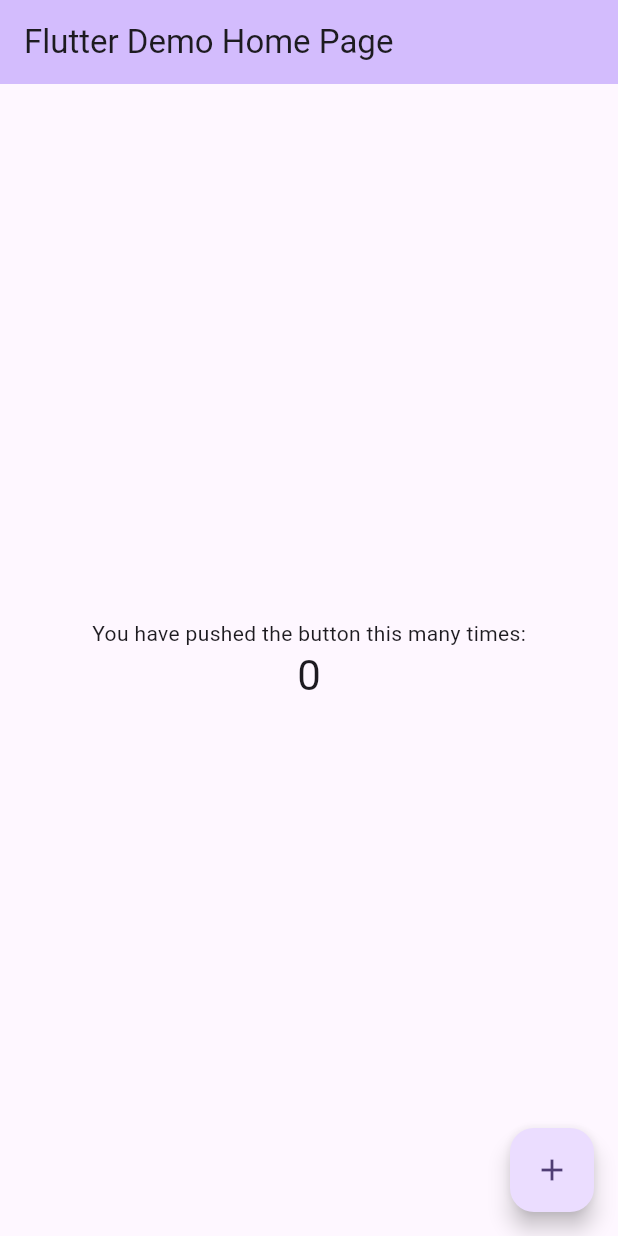
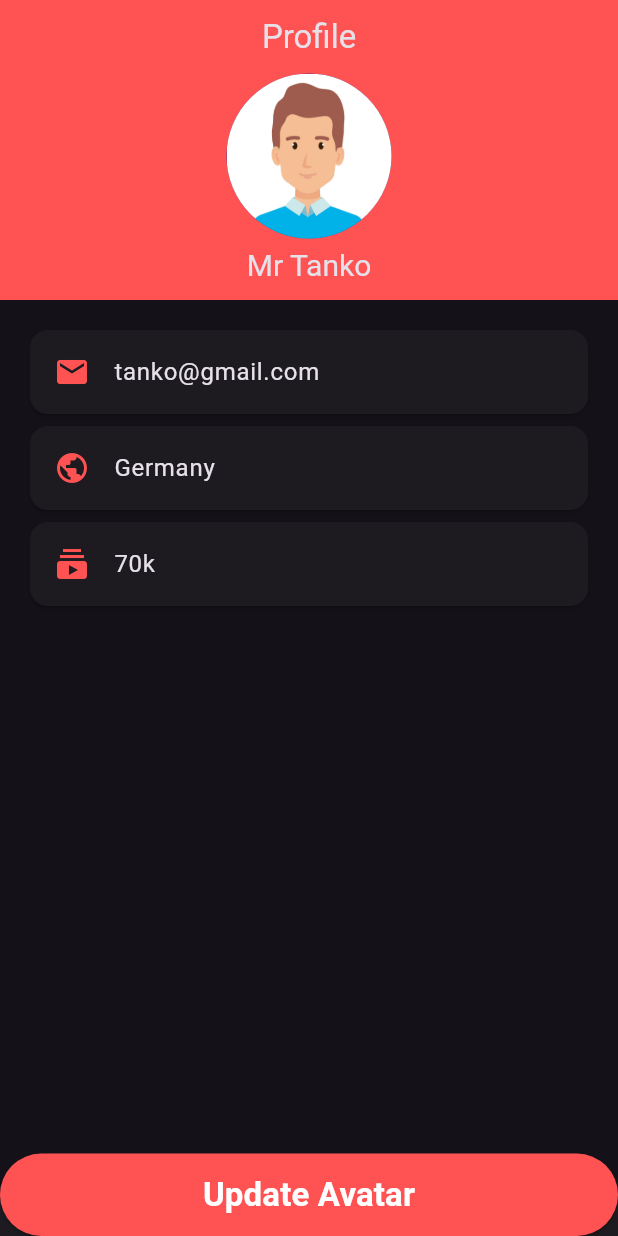
Before and after one commit to dretoba91/heyflutter-challenges, a Flutter app: the screen it shows after launch, on a phone screen of 412 x 824 dp. Run offline on Flutter 3.47's test engine with Material 3 defaults, Android fonts, the light colour scheme and no system bars.

Commit message:
update personal details page

```diff
--- /dev/null
+++ b/lib/components/helper/colors.dart
@@ -0,0 +1,7 @@
+import 'package:flutter/material.dart';
+
+abstract class AppColors {
+  // Red Colors
+
+  static const redAccent = Colors.redAccent;
+}
--- a/lib/main.dart
+++ b/lib/main.dart
@@ -1,4 +1,6 @@
 import 'package:flutter/material.dart';
+import 'package:heyflutter_challenges/components/helper/colors.dart';
+import 'package:heyflutter_challenges/screens/personal_profile.dart';
 
 void main() {
   runApp(const MyApp());
@@ -11,115 +13,9 @@
   @override
   Widget build(BuildContext context) {
     return MaterialApp(
-      title: 'Flutter Demo',
-      theme: ThemeData(
-        // This is the theme of your application.
-        //
-        // TRY THIS: Try running your application with "flutter run". You'll see
-        // the application has a purple toolbar. Then, without quitting the app,
-        // try changing the seedColor in the colorScheme below to Colors.green
-        // and then invoke "hot reload" (save your changes or press the "hot
-        // reload" button in a Flutter-supported IDE, or press "r" if you used
-        // the command line to start the app).
-        //
-        // Notice that the counter didn't reset back to zero; the application
-        // state is not lost during the reload. To reset the state, use hot
-        // restart instead.
-        //
-        // This works for code too, not just values: Most code changes can be
-        // tested with just a hot reload.
-        colorScheme: ColorScheme.fromSeed(seedColor: Colors.deepPurple),
-        useMaterial3: true,
-      ),
-      home: const MyHomePage(title: 'Flutter Demo Home Page'),
+      title: 'Personal Details',
+      theme: ThemeData.dark(),
+      home: const PersonalProfile(),
     );
   }
 }
-
-class MyHomePage extends StatefulWidget {
-  const MyHomePage({super.key, required this.title});
-
-  // This widget is the home page of your application. It is stateful, meaning
-  // that it has a State object (defined below) that contains fields that affect
-  // how it looks.
-
-  // This class is the configuration for the state. It holds the values (in this
-  // case the title) provided by the parent (in this case the App widget) and
-  // used by the build method of the State. Fields in a Widget subclass are
-  // always marked "final".
-
-  final String title;
-
-  @override
-  State<MyHomePage> createState() => _MyHomePageState();
-}
-
-class _MyHomePageState extends State<MyHomePage> {
-  int _counter = 0;
-
-  void _incrementCounter() {
-    setState(() {
-      // This call to setState tells the Flutter framework that something has
-      // changed in this State, which causes it to rerun the build method below
-      // so that the display can reflect the updated values. If we changed
-      // _counter without calling setState(), then the build method would not be
-      // called again, and so nothing would appear to happen.
-      _counter++;
-    });
-  }
-
-  @override
-  Widget build(BuildContext context) {
-    // This method is rerun every time setState is called, for instance as done
-    // by the _incrementCounter method above.
-    //
-    // The Flutter framework has been optimized to make rerunning build methods
-    // fast, so that you can just rebuild anything that needs updating rather
-    // than having to individually change instances of widgets.
-    return Scaffold(
-      appBar: AppBar(
-        // TRY THIS: Try changing the color here to a specific color (to
-        // Colors.amber, perhaps?) and trigger a hot reload to see the AppBar
-        // change color while the other colors stay the same.
-        backgroundColor: Theme.of(context).colorScheme.inversePrimary,
-        // Here we take the value from the MyHomePage object that was created by
-        // the App.build method, and use it to set our appbar title.
-        title: Text(widget.title),
-      ),
-      body: Center(
-        // Center is a layout widget. It takes a single child and positions it
-        // in the middle of the parent.
-        child: Column(
-          // Column is also a layout widget. It takes a list of children and
-          // arranges them vertically. By default, it sizes itself to fit its
-          // children horizontally, and tries to be as tall as its parent.
-          //
-          // Column has various properties to control how it sizes itself and
-          // how it positions its children. Here we use mainAxisAlignment to
-          // center the children vertically; the main axis here is the vertical
-          // axis because Columns are vertical (the cross axis would be
-          // horizontal).
-          //
-          // TRY THIS: Invoke "debug painting" (choose the "Toggle Debug Paint"
-          // action in the IDE, or press "p" in the console), to see the
-          // wireframe for each widget.
-          mainAxisAlignment: MainAxisAlignment.center,
-          children: <Widget>[
-            const Text(
-              'You have pushed the button this many times:',
-            ),
-            Text(
-              '$_counter',
-              style: Theme.of(context).textTheme.headlineMedium,
-            ),
-          ],
-        ),
-      ),
-      floatingActionButton: FloatingActionButton(
-        onPressed: _incrementCounter,
-        tooltip: 'Increment',
-        child: const Icon(Icons.add),
-      ), // This trailing comma makes auto-formatting nicer for build methods.
-    );
-  }
-}
--- /dev/null
+++ b/lib/screens/personal_profile.dart
@@ -0,0 +1,114 @@
+// ignore_for_file: prefer_const_constructors
+
+import 'package:flutter/material.dart';
+import 'package:heyflutter_challenges/components/helper/colors.dart';
+
+class PersonalProfile extends StatefulWidget {
+  const PersonalProfile({super.key});
+
+  @override
+  State<PersonalProfile> createState() => _PersonalProfileState();
+}
+
+class _PersonalProfileState extends State<PersonalProfile> {
+  int imageNumber = 1;
+  @override
+  Widget build(BuildContext context) {
+    return Scaffold(
+      appBar: AppBar(
+        backgroundColor: AppColors.redAccent,
+        title: Column(
+          children: [
+            Text("Profile"),
+            SizedBox(
+              height: 10,
+            ),
+            CircleAvatar(
+              radius: 55.0,
+              backgroundImage:
+                  AssetImage('assets/images/person$imageNumber.jpg'),
+            ),
+            SizedBox(
+              height: 5,
+            ),
+            Text(
+              "Mr Tanko",
+              style: TextStyle(
+                fontSize: 20,
+                fontWeight: FontWeight.normal,
+              ),
+            ),
+          ],
+        ),
+        centerTitle: true,
+        toolbarHeight: 200,
+      ),
+      body: const SafeArea(
+        child: Padding(
+          padding: EdgeInsets.all(16.0),
+          child: Column(
+            children: [
+              Card(
+                elevation: 1.0,
+                child: ListTile(
+                  leading: Icon(
+                    Icons.email,
+                    color: AppColors.redAccent,
+                  ),
+                  title: Text(
+                    "tanko@gmail.com",
+                  ),
+                ),
+              ),
+              Card(
+                elevation: 1.0,
+                child: ListTile(
+                  leading: Icon(
+                    Icons.public,
+                    color: AppColors.redAccent,
+                  ),
+                  title: Text("Germany"),
+                ),
+              ),
+              Card(
+                elevation: 1.0,
+                child: ListTile(
+                  leading: Icon(
+                    Icons.subscriptions,
+                    color: AppColors.redAccent,
+                  ),
+                  title: Text("70k"),
+                ),
+              ),
+            ],
+          ),
+        ),
+      ),
+      bottomSheet: SizedBox(
+        height: 55.0,
+        width: double.infinity,
+        child: ElevatedButton(
+            style: ElevatedButton.styleFrom(
+              backgroundColor: AppColors.redAccent,
+            ),
+            onPressed: () {
+              setState(() {
+                if (imageNumber == 4) {
+                  imageNumber = 1;
+                } else {
+                  imageNumber++;
+                }
+              });
+            },
+            child: const Text(
+              "Update Avatar",
+              style: TextStyle(
+                color: Colors.white,
+                fontSize: 22,
+                fontWeight: FontWeight.bold,
+              ),
+            )),
+      ),
+    );
+  }
+}
--- a/pubspec.yaml
+++ b/pubspec.yaml
@@ -59,9 +59,9 @@ flutter:
   uses-material-design: true
 
   # To add assets to your application, add an assets section, like this:
-  # assets:
-  #   - images/a_dot_burr.jpeg
-  #   - images/a_dot_ham.jpeg
+  assets:
+    - assets/images/
+    - assets/
 
   # An image asset can refer to one or more resolution-specific "variants", see
   # https://flutter.dev/assets-and-images/#resolution-aware
```
Also changed, not shown: assets/images/person1.jpg (added), assets/images/person2.jpg (added), assets/images/person3.jpg (added), assets/images/person4.jpg (added).
